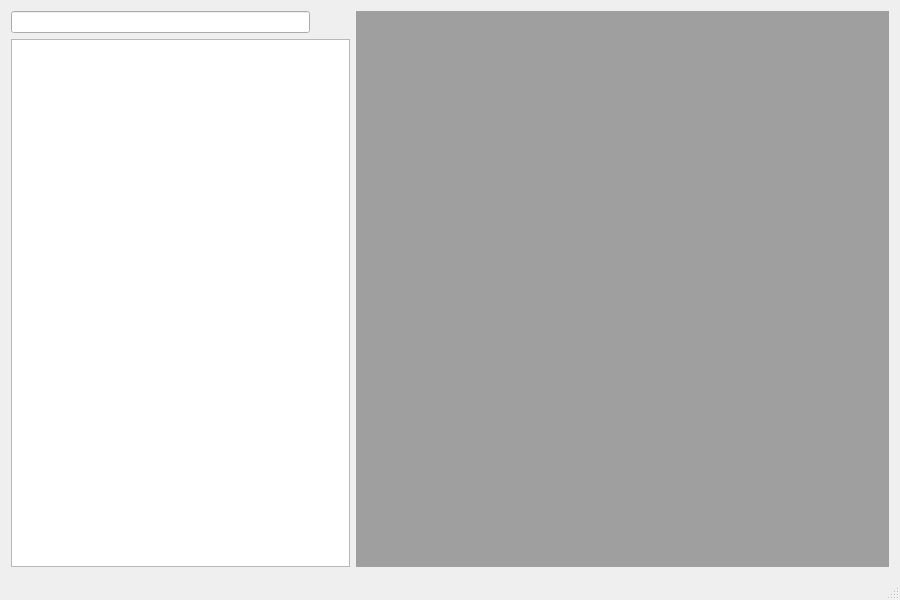
This is application/GUI/MainWindow.ui in Ummon/D-LAN as Qt 5 draws it before an edit. The edited form follows.
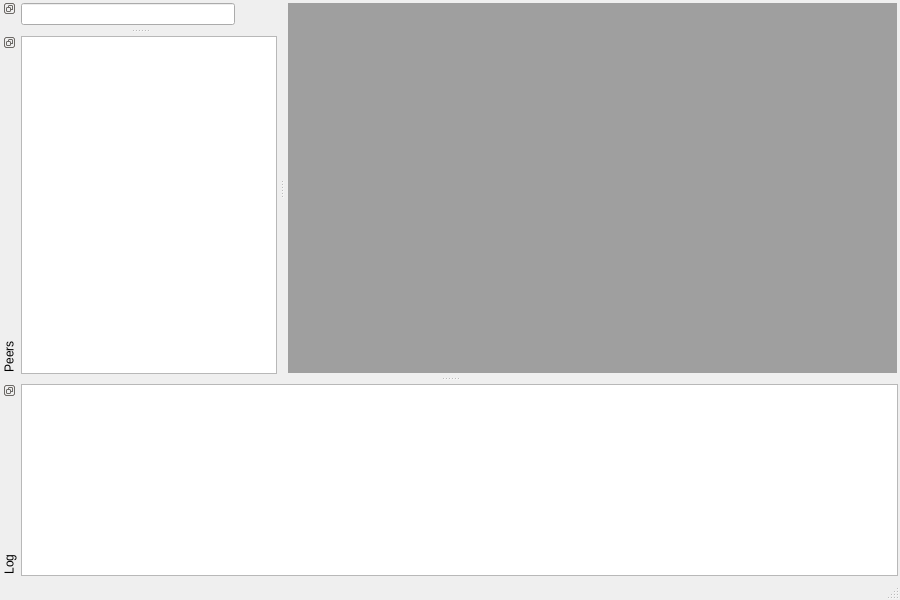
This is the edited form. Icons and pictures are not drawn.

Commit message: * Use QDockWidgets for search, log and peers list. * Save and restore window state when launching and quitting aybabtu.

```diff
--- a/application/GUI/MainWindow.ui
+++ b/application/GUI/MainWindow.ui
@@ -15,18 +15,96 @@
   </property>
   <widget class="QWidget" name="centralWidget">
    <property name="sizePolicy">
+    <sizepolicy hsizetype="Expanding" vsizetype="Expanding">
+     <horstretch>0</horstretch>
+     <verstretch>0</verstretch>
+    </sizepolicy>
+   </property>
+   <layout class="QHBoxLayout" name="horizontalLayout_3">
+    <property name="spacing">
+     <number>3</number>
+    </property>
+    <property name="sizeConstraint">
+     <enum>QLayout::SetMaximumSize</enum>
+    </property>
+    <property name="margin">
+     <number>3</number>
+    </property>
+    <item>
+     <widget class="QMdiArea" name="mdiArea">
+      <property name="sizePolicy">
+       <sizepolicy hsizetype="Expanding" vsizetype="Expanding">
+        <horstretch>0</horstretch>
+        <verstretch>0</verstretch>
+       </sizepolicy>
+      </property>
+      <property name="lineWidth">
+       <number>0</number>
+      </property>
+      <property name="viewMode">
+       <enum>QMdiArea::TabbedView</enum>
+      </property>
+     </widget>
+    </item>
+   </layout>
+  </widget>
+  <widget class="QStatusBar" name="statusBar"/>
+  <widget class="QDockWidget" name="dockLog">
+   <property name="accessibleName">
+    <string/>
+   </property>
+   <property name="features">
+    <set>QDockWidget::DockWidgetFloatable|QDockWidget::DockWidgetMovable|QDockWidget::DockWidgetVerticalTitleBar</set>
+   </property>
+   <property name="windowTitle">
+    <string>Log</string>
+   </property>
+   <attribute name="dockWidgetArea">
+    <number>8</number>
+   </attribute>
+   <widget class="QWidget" name="dockWidgetLog">
+    <property name="sizePolicy">
     <sizepolicy hsizetype="Preferred" vsizetype="Preferred">
      <horstretch>0</horstretch>
      <verstretch>0</verstretch>
     </sizepolicy>
    </property>
-   <layout class="QHBoxLayout" name="horizontalLayout">
+    <layout class="QHBoxLayout" name="layLog">
+     <property name="spacing">
+      <number>2</number>
+     </property>
+     <property name="margin">
+      <number>2</number>
+     </property>
     <item>
-     <layout class="QVBoxLayout" name="layPanel">
-      <item>
-       <layout class="QHBoxLayout" name="laySearch">
+      <widget class="QTableView" name="tblLog"/>
+     </item>
+    </layout>
+   </widget>
+  </widget>
+  <widget class="QDockWidget" name="dockSearch">
+   <property name="maximumSize">
+    <size>
+     <width>524287</width>
+     <height>28</height>
+    </size>
+   </property>
+   <property name="features">
+    <set>QDockWidget::DockWidgetFloatable|QDockWidget::DockWidgetMovable|QDockWidget::DockWidgetVerticalTitleBar</set>
+   </property>
+   <property name="windowTitle">
+    <string>Search</string>
+   </property>
+   <attribute name="dockWidgetArea">
+    <number>1</number>
+   </attribute>
+   <widget class="QWidget" name="dockWidgetSearch">
+    <layout class="QHBoxLayout" name="laySearch" stretch="0,0">
         <property name="spacing">
-         <number>0</number>
+      <number>2</number>
+     </property>
+     <property name="margin">
+      <number>2</number>
         </property>
         <item>
          <widget class="QLineEdit" name="txtSearch">
@@ -77,21 +155,40 @@
          </widget>
         </item>
        </layout>
-      </item>
+   </widget>
+  </widget>
+  <widget class="QDockWidget" name="dockPeers">
+   <property name="features">
+    <set>QDockWidget::DockWidgetFloatable|QDockWidget::DockWidgetMovable|QDockWidget::DockWidgetVerticalTitleBar</set>
+   </property>
+   <property name="windowTitle">
+    <string>Peers</string>
+   </property>
+   <attribute name="dockWidgetArea">
+    <number>1</number>
+   </attribute>
+   <widget class="QWidget" name="dockWidgetPeers">
+    <property name="sizePolicy">
+     <sizepolicy hsizetype="Minimum" vsizetype="Preferred">
+      <horstretch>0</horstretch>
+      <verstretch>2</verstretch>
+     </sizepolicy>
+    </property>
+    <property name="minimumSize">
+     <size>
+      <width>50</width>
+      <height>0</height>
+     </size>
+    </property>
+    <layout class="QHBoxLayout" name="horizontalLayout">
+     <property name="spacing">
+      <number>2</number>
+     </property>
+     <property name="margin">
+      <number>2</number>
+     </property>
       <item>
        <widget class="QTableView" name="tblPeers">
-        <property name="sizePolicy">
-         <sizepolicy hsizetype="Expanding" vsizetype="Expanding">
-          <horstretch>0</horstretch>
-          <verstretch>0</verstretch>
-         </sizepolicy>
-        </property>
-        <property name="minimumSize">
-         <size>
-          <width>150</width>
-          <height>0</height>
-         </size>
-        </property>
         <attribute name="horizontalHeaderDefaultSectionSize">
          <number>10</number>
         </attribute>
@@ -101,24 +198,7 @@
        </widget>
       </item>
      </layout>
-    </item>
-    <item>
-     <widget class="QMdiArea" name="mdiArea">
-      <property name="sizePolicy">
-       <sizepolicy hsizetype="Expanding" vsizetype="Expanding">
-        <horstretch>0</horstretch>
-        <verstretch>0</verstretch>
-       </sizepolicy>
-      </property>
-      <property name="lineWidth">
-       <number>0</number>
-      </property>
-      <property name="viewMode">
-       <enum>QMdiArea::TabbedView</enum>
-      </property>
-     </widget>
-    </item>
-   </layout>
+   </widget>
   </widget>
   <widget class="QStatusBar" name="statusBar"/>
  </widget>
```
Left out of the diff: 4 changed lines with no effect on the pictures. Lines whose indentation alone changed are shown as unchanged. The commit also changes 3 other files.
